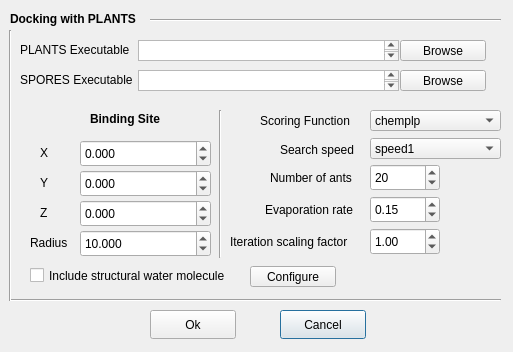
Before: the Qt Designer form GUI/dockPlants/dockplantsdialog.ui in IFMlab/ChemFlow, drawn with Qt 5.
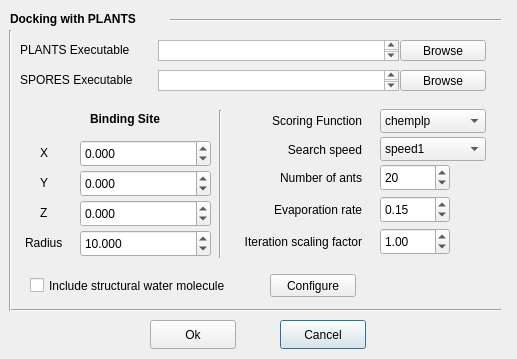
After: the same form once the commit is applied.

The edit to the form file:
```diff
--- a/GUI/dockPlants/dockplantsdialog.ui
+++ b/GUI/dockPlants/dockplantsdialog.ui
@@ -6,8 +6,8 @@
    <rect>
     <x>0</x>
     <y>0</y>
-    <width>513</width>
-    <height>352</height>
+    <width>517</width>
+    <height>359</height>
    </rect>
   </property>
   <property name="windowTitle">
@@ -31,7 +31,7 @@
     <rect>
      <x>20</x>
      <y>40</y>
-     <width>121</width>
+     <width>141</width>
      <height>20</height>
     </rect>
    </property>
@@ -43,7 +43,7 @@
    <property name="geometry">
     <rect>
      <x>280</x>
-     <y>310</y>
+     <y>320</y>
      <width>86</width>
      <height>29</height>
     </rect>
@@ -69,7 +69,7 @@
    <property name="geometry">
     <rect>
      <x>10</x>
-     <y>290</y>
+     <y>300</y>
      <width>491</width>
      <height>21</height>
     </rect>
@@ -94,9 +94,9 @@
   <widget class="Line" name="line">
    <property name="geometry">
     <rect>
-     <x>150</x>
+     <x>170</x>
      <y>10</y>
-     <width>351</width>
+     <width>331</width>
      <height>20</height>
     </rect>
    </property>
@@ -123,9 +123,9 @@
   <widget class="QTextBrowser" name="textBrowser_SporesExec">
    <property name="geometry">
     <rect>
-     <x>138</x>
+     <x>158</x>
      <y>70</y>
-     <width>261</width>
+     <width>241</width>
      <height>21</height>
     </rect>
    </property>
@@ -162,7 +162,7 @@
     <rect>
      <x>20</x>
      <y>70</y>
-     <width>121</width>
+     <width>141</width>
      <height>20</height>
     </rect>
    </property>
@@ -173,9 +173,9 @@
   <widget class="QTextBrowser" name="textBrowser_PlantsExec">
    <property name="geometry">
     <rect>
-     <x>138</x>
+     <x>158</x>
      <y>40</y>
-     <width>261</width>
+     <width>241</width>
      <height>21</height>
     </rect>
    </property>
@@ -190,7 +190,7 @@
     <rect>
      <x>10</x>
      <y>10</y>
-     <width>141</width>
+     <width>161</width>
      <height>17</height>
     </rect>
    </property>
@@ -208,7 +208,7 @@
    <property name="geometry">
     <rect>
      <x>150</x>
-     <y>310</y>
+     <y>320</y>
      <width>86</width>
      <height>29</height>
     </rect>
@@ -223,7 +223,7 @@
      <x>0</x>
      <y>30</y>
      <width>20</width>
-     <height>271</height>
+     <height>281</height>
     </rect>
    </property>
    <property name="orientation">
@@ -338,7 +338,7 @@
   <widget class="QLabel" name="label_10">
    <property name="geometry">
     <rect>
-     <x>30</x>
+     <x>25</x>
      <y>230</y>
      <width>41</width>
      <height>26</height>
@@ -351,10 +351,10 @@
   <widget class="QComboBox" name="comboBox_scoringFunction">
    <property name="geometry">
     <rect>
-     <x>370</x>
-     <y>110</y>
-     <width>131</width>
-     <height>21</height>
+     <x>380</x>
+     <y>109</y>
+     <width>106</width>
+     <height>24</height>
     </rect>
    </property>
    <property name="toolTip">
@@ -379,7 +379,7 @@
   <widget class="QLabel" name="label_4">
    <property name="geometry">
     <rect>
-     <x>260</x>
+     <x>251</x>
      <y>110</y>
      <width>111</width>
      <height>21</height>
@@ -388,14 +388,17 @@
    <property name="text">
     <string>Scoring Function</string>
    </property>
+   <property name="alignment">
+    <set>Qt::AlignRight|Qt::AlignTrailing|Qt::AlignVCenter</set>
+   </property>
   </widget>
   <widget class="QPushButton" name="pushButton_water">
    <property name="geometry">
     <rect>
-     <x>250</x>
-     <y>266</y>
+     <x>270</x>
+     <y>274</y>
      <width>86</width>
-     <height>21</height>
+     <height>23</height>
     </rect>
    </property>
    <property name="text">
@@ -406,8 +409,8 @@
    <property name="geometry">
     <rect>
      <x>30</x>
-     <y>260</y>
-     <width>221</width>
+     <y>270</y>
+     <width>241</width>
      <height>31</height>
     </rect>
    </property>
@@ -424,10 +427,10 @@
   <widget class="QComboBox" name="comboBox_searchSpeed">
    <property name="geometry">
     <rect>
-     <x>370</x>
-     <y>138</y>
-     <width>131</width>
-     <height>21</height>
+     <x>380</x>
+     <y>137</y>
+     <width>106</width>
+     <height>24</height>
     </rect>
    </property>
    <property name="toolTip">
@@ -452,7 +455,7 @@
   <widget class="QLabel" name="label_8">
    <property name="geometry">
     <rect>
-     <x>280</x>
+     <x>271</x>
      <y>140</y>
      <width>91</width>
      <height>20</height>
@@ -461,11 +464,14 @@
    <property name="text">
     <string>Search speed</string>
    </property>
+   <property name="alignment">
+    <set>Qt::AlignRight|Qt::AlignTrailing|Qt::AlignVCenter</set>
+   </property>
   </widget>
   <widget class="QLabel" name="label_9">
    <property name="geometry">
     <rect>
-     <x>270</x>
+     <x>261</x>
      <y>168</y>
      <width>101</width>
      <height>20</height>
@@ -474,11 +480,14 @@
    <property name="text">
     <string>Number of ants</string>
    </property>
+   <property name="alignment">
+    <set>Qt::AlignRight|Qt::AlignTrailing|Qt::AlignVCenter</set>
+   </property>
   </widget>
   <widget class="QSpinBox" name="spinBox_ants">
    <property name="geometry">
     <rect>
-     <x>370</x>
+     <x>380</x>
      <y>164</y>
      <width>70</width>
      <height>27</height>
@@ -500,7 +509,7 @@
   <widget class="QDoubleSpinBox" name="doubleSpinBox_evaporationRate">
    <property name="geometry">
     <rect>
-     <x>370</x>
+     <x>380</x>
      <y>196</y>
      <width>70</width>
      <height>27</height>
@@ -519,7 +528,7 @@
   <widget class="QLabel" name="label_11">
    <property name="geometry">
     <rect>
-     <x>265</x>
+     <x>261</x>
      <y>200</y>
      <width>101</width>
      <height>20</height>
@@ -528,11 +537,14 @@
    <property name="text">
     <string>Evaporation rate</string>
    </property>
+   <property name="alignment">
+    <set>Qt::AlignRight|Qt::AlignTrailing|Qt::AlignVCenter</set>
+   </property>
   </widget>
   <widget class="QLabel" name="label_12">
    <property name="geometry">
     <rect>
-     <x>230</x>
+     <x>225</x>
      <y>232</y>
      <width>137</width>
      <height>20</height>
@@ -541,11 +553,14 @@
    <property name="text">
     <string>Iteration scaling factor</string>
    </property>
+   <property name="alignment">
+    <set>Qt::AlignRight|Qt::AlignTrailing|Qt::AlignVCenter</set>
+   </property>
   </widget>
   <widget class="QDoubleSpinBox" name="doubleSpinBox_iterationScaling">
    <property name="geometry">
     <rect>
-     <x>370</x>
+     <x>380</x>
      <y>228</y>
      <width>70</width>
      <height>27</height>
```
